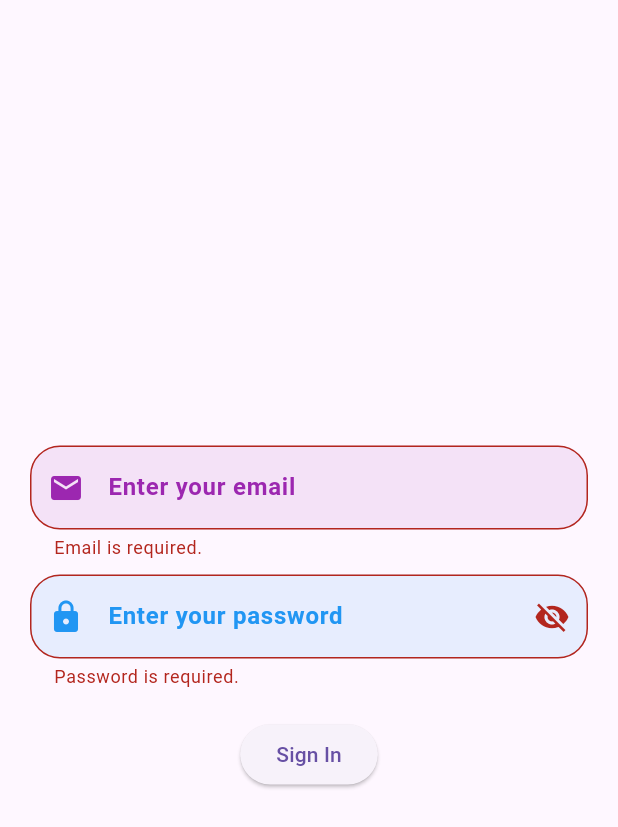
After one commit to Sehrish-Gulzar/Ap-202306C-flutter-class-work, a Flutter app: the screen it shows after launch, after a tap on "Sign In", on a phone screen of 412 x 824 dp. The commit adds this screen. Shown: the top 827 px of the screen. Run offline on Flutter 3.47's test engine with Material 3 defaults, Android fonts, the light colour scheme and no system bars; our stand-ins replace firebase_auth, firebase_core, flick_video_player, google_fonts, image_picker, lottie and 1 more; accounts and stored records are empty.

Commit message:
3-7-2025

```diff
--- a/lib/main.dart
+++ b/lib/main.dart
@@ -1,11 +1,11 @@
+import 'package:firebase_core/firebase_core.dart';
 import 'package:flutter/material.dart';
-import 'package:flutter_project_six_c/form%20data%20send%20to%20json%20file.dart';
+import 'package:flutter_project_six_c/sign_in_with_firebase.dart';
 
-void main() {
+Future<void> main() async {
+  WidgetsFlutterBinding.ensureInitialized();
+  await Firebase.initializeApp();
   runApp(
-    MaterialApp(
-      home: FormDataSentToJsonFile(),
-      debugShowCheckedModeBanner: false,
-    ),
+    MaterialApp(home: SignInWithFirebase(), debugShowCheckedModeBanner: false),
   );
 }
--- /dev/null
+++ b/lib/sign_in_with_firebase.dart
@@ -0,0 +1,189 @@
+import 'package:firebase_auth/firebase_auth.dart';
+import 'package:flutter/material.dart';
+import 'package:flutter_project_six_c/gallery.dart';
+
+class SignInWithFirebase extends StatefulWidget {
+  const SignInWithFirebase({super.key});
+
+  @override
+  State<SignInWithFirebase> createState() => _SignInWithFirebaseState();
+}
+
+class _SignInWithFirebaseState extends State<SignInWithFirebase> {
+  TextEditingController emailController = TextEditingController();
+  TextEditingController passController = TextEditingController();
+  final formKey = GlobalKey<FormState>();
+  bool obscurePassword = true;
+
+  Future signup() async {
+    try {
+      UserCredential userCredential = await FirebaseAuth.instance
+          .signInWithEmailAndPassword(
+            email: emailController.text.trim(),
+            password: passController.text.trim(),
+          );
+
+      ScaffoldMessenger.of(context).showSnackBar(
+        SnackBar(
+          content: Text("User Sign In sucessfully"),
+          width: 280.0,
+          behavior: SnackBarBehavior.floating,
+        ),
+      );
+
+      Navigator.push(
+        context,
+        MaterialPageRoute(builder: (context) => Gallery()),
+      );
+
+      emailController.clear();
+      passController.clear();
+
+      return userCredential;
+    } on FirebaseAuthException catch (e) {
+      String message;
+
+      switch (e.code) {
+        case 'email-already-in-use':
+          message = "The email is already registered.";
+          break;
+        case 'invalid-email':
+          message = "The email address is not valid.";
+          break;
+        case 'operation-not-allowed':
+          message = "Email/password accounts are not enabled.";
+          break;
+        case 'weak-password':
+          message = "Password is too weak. Use at least 6 characters.";
+          break;
+        case 'network-request-failed':
+          message = "Network error. Please check your connection.";
+          break;
+        case 'too-many-requests':
+          message = "Too many attempts. Try again later.";
+          break;
+        default:
+          message = "Signup failed: ${e.message}";
+      }
+
+      ScaffoldMessenger.of(context).showSnackBar(
+        SnackBar(
+          content: Text(message),
+          width: 280.0,
+          behavior: SnackBarBehavior.floating,
+          shape: RoundedRectangleBorder(
+            borderRadius: BorderRadius.circular(10.0),
+          ),
+        ),
+      );
+    } catch (e) {
+      ScaffoldMessenger.of(context).showSnackBar(
+        SnackBar(
+          content: Text("An unexpected error $e"),
+          width: 280.0,
+          behavior: SnackBarBehavior.floating,
+          shape: RoundedRectangleBorder(
+            borderRadius: BorderRadius.circular(10.0),
+          ),
+        ),
+      );
+      print("Error $e");
+    }
+  }
+
+  @override
+  Widget build(BuildContext context) {
+    return Scaffold(
+      body: Padding(
+        padding: const EdgeInsets.all(20.0),
+        child: Center(
+          child: SingleChildScrollView(
+            child: Form(
+              key: formKey,
+              child: Column(
+                children: [
+                  TextFormField(
+                    controller: emailController,
+                    keyboardType: TextInputType.emailAddress,
+                    textInputAction: TextInputAction.next,
+                    decoration: InputDecoration(
+                      filled: true,
+                      fillColor: Colors.purple.withOpacity(0.1),
+                      prefixIcon: Icon(Icons.email, color: Colors.purple),
+                      hintText: "Enter your email",
+                      hintStyle: TextStyle(
+                        color: Colors.purple,
+                        fontWeight: FontWeight.bold,
+                      ),
+                      border: OutlineInputBorder(
+                        borderRadius: BorderRadius.all(Radius.circular(20)),
+                      ),
+                    ),
+                    validator: (value) {
+                      if (value == null || value.trim().isEmpty) {
+                        return "Email is required.";
+                      } else if (!RegExp(
+                        r'^[a-zA-Z0-9._%+-]+@[a-zA-Z0-9.-]+\.[a-zA-Z]{2,}$',
+                      ).hasMatch(value)) {
+                        return "Invalid email format.";
+                      }
+                      return null;
+                    },
+                  ),
+                  SizedBox(height: 10),
+                  TextFormField(
+                    controller: passController,
+                    obscureText: obscurePassword,
+                    textInputAction: TextInputAction.done,
+                    decoration: InputDecoration(
+                      filled: true,
+                      fillColor: Colors.blue.withOpacity(0.1),
+                      prefixIcon: Icon(Icons.lock, color: Colors.blue),
+                      suffixIcon: IconButton(
+                        icon: Icon(
+                          obscurePassword
+                              ? Icons.visibility_off
+                              : Icons.visibility,
+                        ),
+                        onPressed: () {
+                          setState(() {
+                            obscurePassword = !obscurePassword;
+                          });
+                        },
+                      ),
+                      hintText: "Enter your password",
+                      hintStyle: TextStyle(
+                        color: Colors.blue,
+                        fontWeight: FontWeight.bold,
+                      ),
+                      border: OutlineInputBorder(
+                        borderRadius: BorderRadius.all(Radius.circular(20)),
+                      ),
+                    ),
+                    validator: (value) {
+                      if (value == null || value.trim().isEmpty) {
+                        return "Password is required.";
+                      } else if (value.trim().length < 6) {
+                        return "Password must be at least 6 characters.";
+                      }
+                      return null;
+                    },
+                  ),
+                  SizedBox(height: 20),
+                  ElevatedButton(
+                    onPressed: () {
+                      if (formKey.currentState!.validate()) {
+                        signup();
+                      }
+                    },
+                    child: Text("Sign In"),
+                  ),
+                ],
+              ),
+            ),
+          ),
+        ),
+      ),
+    );
+  }
+}
--- a/pubspec.yaml
+++ b/pubspec.yaml
@@ -39,6 +39,10 @@ dependencies:
   lottie: ^3.3.1
   http: ^1.4.0
   google_fonts: ^6.2.1
+
+# firebase dependencies....
+  firebase_core: ^3.14.0
+  firebase_auth: ^5.6.1
 
 
 dev_dependencies:
```
Also changed, not shown: lib/sign_up_with_firebase.dart (added, +183 -0 lines), firebase.json (added), lib/firebase_options.dart (added), pubspec.lock, 6 other files.
